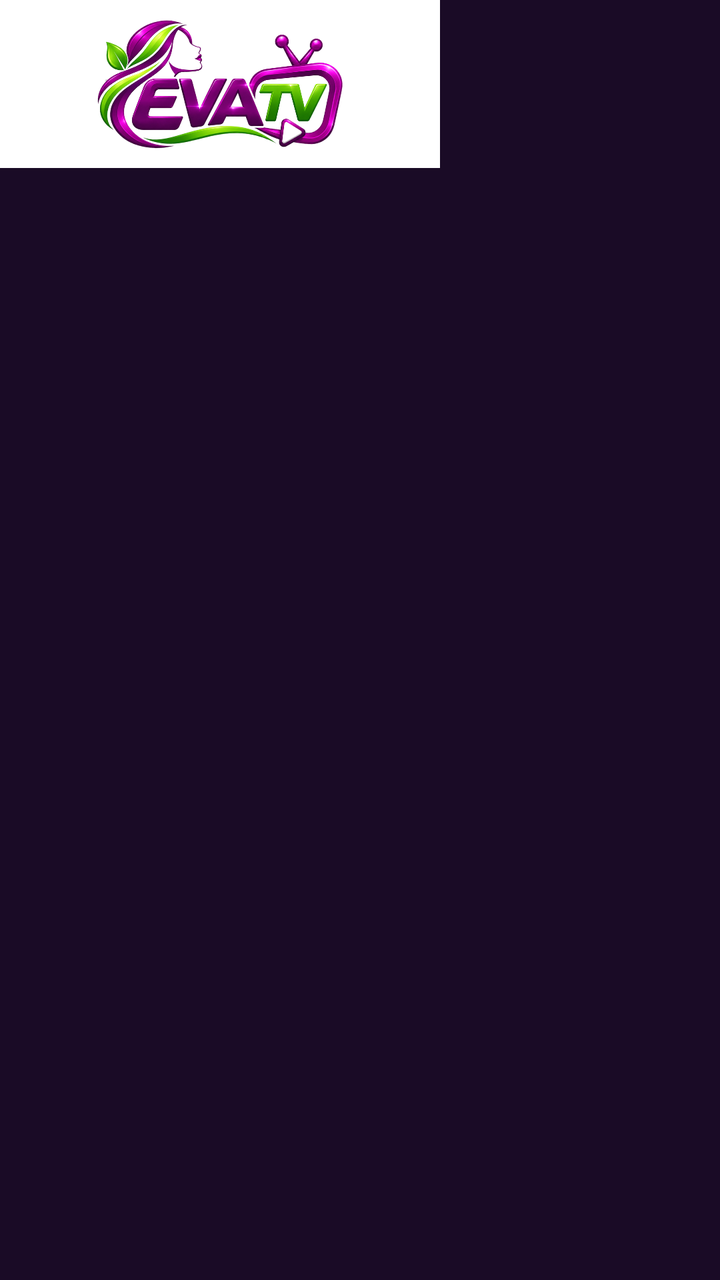
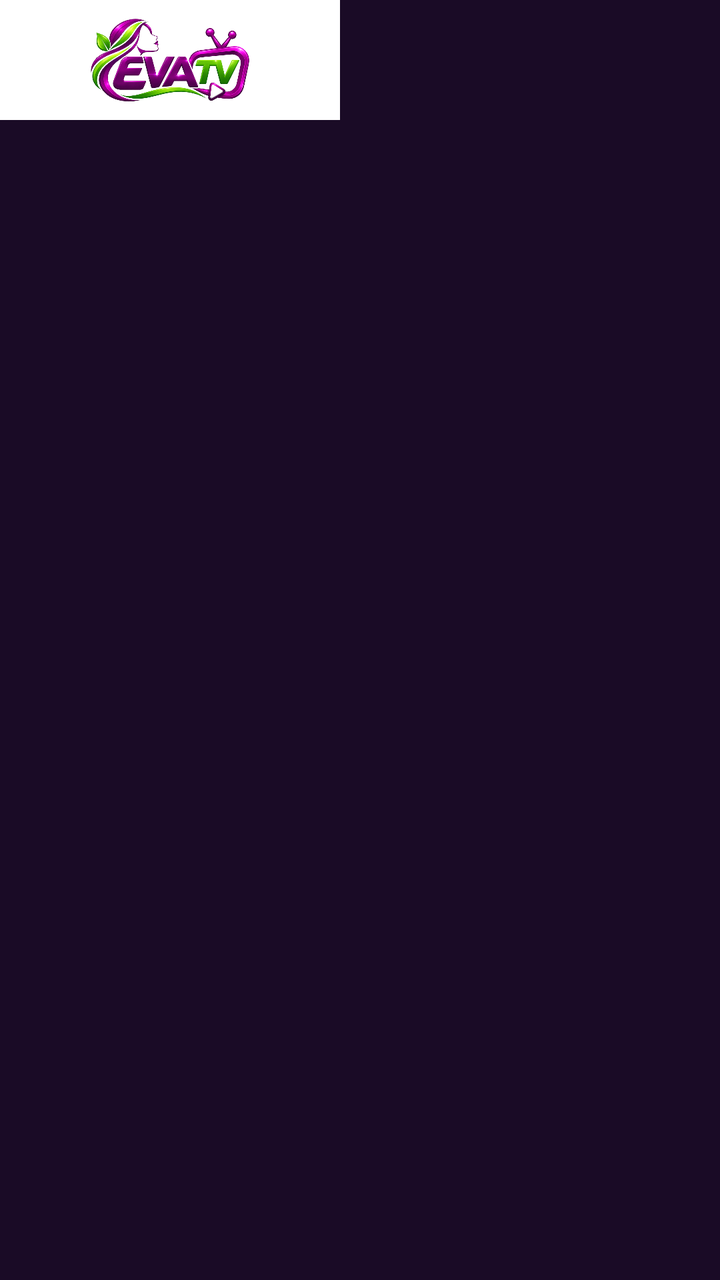

Before-and-after screenshots of an Android layout around one commit, followed by the original layout XML and the change that was made.
<!-- AndroidManifest.xml: application theme AppTheme -->
<!-- res/layout/activity_main.xml -->
<?xml version="1.0" encoding="utf-8"?>
<FrameLayout xmlns:android="http://schemas.android.com/apk/res/android"
    xmlns:app="http://schemas.android.com/apk/res-auto"
    android:layout_width="match_parent"
    android:layout_height="match_parent"
    android:background="#FF0E0614">

    <LinearLayout
        android:id="@+id/main"
        android:layout_width="match_parent"
        android:layout_height="match_parent"
        android:orientation="horizontal">

        
        <LinearLayout
            android:id="@+id/menuPane"
            android:layout_width="220dp"
            android:layout_height="match_parent"
            android:background="#FF1A0B26"
            android:orientation="vertical">

            <ImageView
                android:id="@+id/brand"
                android:layout_width="match_parent"
                android:layout_height="84dp"
                android:background="#FFFFFFFF"
                android:contentDescription="@string/app_name"
                android:padding="8dp"
                android:scaleType="fitCenter"
                android:src="@drawable/logo_header" />

            <ListView
                android:id="@+id/menu"
                android:layout_width="match_parent"
                android:layout_height="0dp"
                android:layout_weight="1"
                android:choiceMode="singleChoice"
                android:divider="@null"
                android:dividerHeight="0dp"
                android:drawSelectorOnTop="true"
                android:listSelector="@drawable/selector_menu"
                android:paddingTop="8dp" />
        </LinearLayout>

        
        <LinearLayout
            android:id="@+id/centerPane"
            android:layout_width="0dp"
            android:layout_height="match_parent"
            android:layout_weight="1"
            android:orientation="vertical"
            android:padding="16dp">

            <FrameLayout
                android:id="@+id/previewBox"
                android:layout_width="match_parent"
                android:layout_height="0dp"
                android:layout_weight="1"
                android:background="#FF000000"
                android:clickable="true"
                android:focusable="true"
                android:foreground="@drawable/focus_frame">

                <androidx.media3.ui.PlayerView
                    android:id="@+id/player"
                    android:layout_width="match_parent"
                    android:layout_height="match_parent"
                    android:focusable="false"
                    app:resize_mode="fit"
                    app:use_controller="false" />

                <ProgressBar
                    android:id="@+id/spinner"
                    android:layout_width="56dp"
                    android:layout_height="56dp"
                    android:layout_gravity="center"
                    android:visibility="gone" />
            </FrameLayout>

            <TextView
                android:id="@+id/nowTitle"
                android:layout_width="match_parent"
                android:layout_height="wrap_content"
                android:layout_marginTop="10dp"
                android:ellipsize="end"
                android:maxLines="1"
                android:text="@string/loading"
                android:textColor="#FFFFFFFF"
                android:textSize="22sp"
                android:textStyle="bold" />

            <TextView
                android:id="@+id/nowHint"
                android:layout_width="match_parent"
                android:layout_height="wrap_content"
                android:layout_marginTop="2dp"
                android:text="OK en la imagen: pantalla completa   ·   Menú del control u OK largo en un canal: favorito"
                android:textColor="#99FFFFFF"
                android:textSize="13sp" />
        </LinearLayout>

        
        <LinearLayout
            android:id="@+id/listPane"
            android:layout_width="340dp"
            android:layout_height="match_parent"
            android:background="#FF1A0B26"
            android:orientation="vertical">

            <TextView
                android:id="@+id/listTitle"
                android:layout_width="match_parent"
                android:layout_height="wrap_content"
                android:ellipsize="end"
                android:maxLines="2"
                android:padding="16dp"
                android:textColor="#FFA8DE78"
                android:textSize="20sp"
                android:textStyle="bold" />

            <EditText
                android:id="@+id/search"
                android:layout_width="match_parent"
                android:layout_height="wrap_content"
                android:layout_marginStart="12dp"
                android:layout_marginEnd="12dp"
                android:layout_marginBottom="8dp"
                android:background="#33FFFFFF"
                android:hint="Buscar…"
                android:imeOptions="actionDone|flagNoExtractUi"
                android:inputType="text"
                android:maxLines="1"
                android:padding="12dp"
                android:textColor="#FFFFFFFF"
                android:textColorHint="#99FFFFFF"
                android:textSize="18sp"
                android:visibility="gone" />

            <ListView
                android:id="@+id/list"
                android:layout_width="match_parent"
                android:layout_height="0dp"
                android:layout_weight="1"
                android:divider="@null"
                android:dividerHeight="0dp"
                android:drawSelectorOnTop="false"
                android:listSelector="@drawable/selector_item" />
        </LinearLayout>
    </LinearLayout>

    <TextView
        android:id="@+id/osd"
        android:layout_width="wrap_content"
        android:layout_height="wrap_content"
        android:layout_gravity="top|end"
        android:layout_margin="32dp"
        android:background="#B3000000"
        android:paddingStart="20dp"
        android:paddingTop="10dp"
        android:paddingEnd="20dp"
        android:paddingBottom="10dp"
        android:text="@string/loading"
        android:textColor="#FFFFFFFF"
        android:textSize="22sp"
        android:visibility="gone" />
</FrameLayout>
<!-- resources referenced by this layout -->
<resources>
  <!-- drawable focus_frame (drawable) -->
  <?xml version="1.0" encoding="utf-8"?>
  <selector xmlns:android="http://schemas.android.com/apk/res/android">
      <item android:state_focused="true">
          <shape android:shape="rectangle">
              <solid android:color="#00000000" />
              <stroke android:width="4dp" android:color="#FFA8DE78" />
          </shape>
      </item>
      <item>
          <shape android:shape="rectangle">
              <solid android:color="#00000000" />
          </shape>
      </item>
  </selector>
  <!-- drawable logo_header: png bitmap (drawable-nodpi, 254707 bytes) -->
  <!-- drawable selector_item (drawable) -->
  <?xml version="1.0" encoding="utf-8"?>
  <selector xmlns:android="http://schemas.android.com/apk/res/android">
      <item android:state_selected="true">
          <shape android:shape="rectangle">
              <solid android:color="#FF8E24AA" />
          </shape>
      </item>
      <item android:state_focused="true">
          <shape android:shape="rectangle">
              <solid android:color="#FF8E24AA" />
          </shape>
      </item>
      <item>
          <shape android:shape="rectangle">
              <solid android:color="#00000000" />
          </shape>
      </item>
  </selector>
  <!-- drawable selector_menu (drawable) -->
  <?xml version="1.0" encoding="utf-8"?>
  <selector xmlns:android="http://schemas.android.com/apk/res/android">
      <item android:state_focused="true">
          <shape android:shape="rectangle">
              <solid android:color="#B32E9E1F" />
          </shape>
      </item>
      <item>
          <shape android:shape="rectangle">
              <solid android:color="#00000000" />
          </shape>
      </item>
  </selector>
  <string name="app_name">EVA TV</string>
  <string name="loading">Cargando canales…</string>
  <style name="AppTheme" parent="@android:style/Theme.Material.NoActionBar">
          <item name="android:windowBackground">@android:color/black</item>
      </style>
</resources>

<!-- the commit's change to res/layout/activity_main.xml (unified diff, before → after) -->
@@ -14,7 +14,7 @@
         
         <LinearLayout
             android:id="@+id/menuPane"
-            android:layout_width="220dp"
+            android:layout_width="170dp"
             android:layout_height="match_parent"
             android:background="#FF1A0B26"
             android:orientation="vertical">
@@ -22,7 +22,7 @@
             <ImageView
                 android:id="@+id/brand"
                 android:layout_width="match_parent"
-                android:layout_height="84dp"
+                android:layout_height="60dp"
                 android:background="#FFFFFFFF"
                 android:contentDescription="@string/app_name"
                 android:padding="8dp"
@@ -49,7 +49,7 @@
             android:layout_height="match_parent"
             android:layout_weight="1"
             android:orientation="vertical"
-            android:padding="16dp">
+            android:padding="12dp">
 
             <FrameLayout
                 android:id="@+id/previewBox"
@@ -57,9 +57,7 @@
                 android:layout_height="0dp"
                 android:layout_weight="1"
                 android:background="#FF000000"
-                android:clickable="true"
-                android:focusable="true"
-                android:foreground="@drawable/focus_frame">
+                android:focusable="false">
 
                 <androidx.media3.ui.PlayerView
                     android:id="@+id/player"
@@ -86,7 +84,7 @@
                 android:maxLines="1"
                 android:text="@string/loading"
                 android:textColor="#FFFFFFFF"
-                android:textSize="22sp"
+                android:textSize="20sp"
                 android:textStyle="bold" />
 
             <TextView
@@ -94,15 +92,15 @@
                 android:layout_width="match_parent"
                 android:layout_height="wrap_content"
                 android:layout_marginTop="2dp"
-                android:text="OK en la imagen: pantalla completa   ·   Menú del control u OK largo en un canal: favorito"
+                android:text="OK en un canal: verlo aquí   ·   OK otra vez: pantalla completa   ·   Menú del control: favorito"
                 android:textColor="#99FFFFFF"
-                android:textSize="13sp" />
+                android:textSize="12sp" />
         </LinearLayout>
 
         
         <LinearLayout
             android:id="@+id/listPane"
-            android:layout_width="340dp"
+            android:layout_width="300dp"
             android:layout_height="match_parent"
             android:background="#FF1A0B26"
             android:orientation="vertical">
@@ -130,6 +128,7 @@
                 android:imeOptions="actionDone|flagNoExtractUi"
                 android:inputType="text"
                 android:maxLines="1"
+                android:nextFocusDown="@+id/list"
                 android:padding="12dp"
                 android:textColor="#FFFFFFFF"
                 android:textColorHint="#99FFFFFF"
<!-- resource entries referenced after the edit -->
@@ -1,20 +1,5 @@
 <!-- resources referenced by this layout -->
 <resources>
-  <!-- drawable focus_frame (drawable) -->
-  <?xml version="1.0" encoding="utf-8"?>
-  <selector xmlns:android="http://schemas.android.com/apk/res/android">
-      <item android:state_focused="true">
-          <shape android:shape="rectangle">
-              <solid android:color="#00000000" />
-              <stroke android:width="4dp" android:color="#FFA8DE78" />
-          </shape>
-      </item>
-      <item>
-          <shape android:shape="rectangle">
-              <solid android:color="#00000000" />
-          </shape>
-      </item>
-  </selector>
   <!-- drawable logo_header: png bitmap (drawable-nodpi, 254707 bytes) -->
   <!-- drawable selector_item (drawable) -->
   <?xml version="1.0" encoding="utf-8"?>
